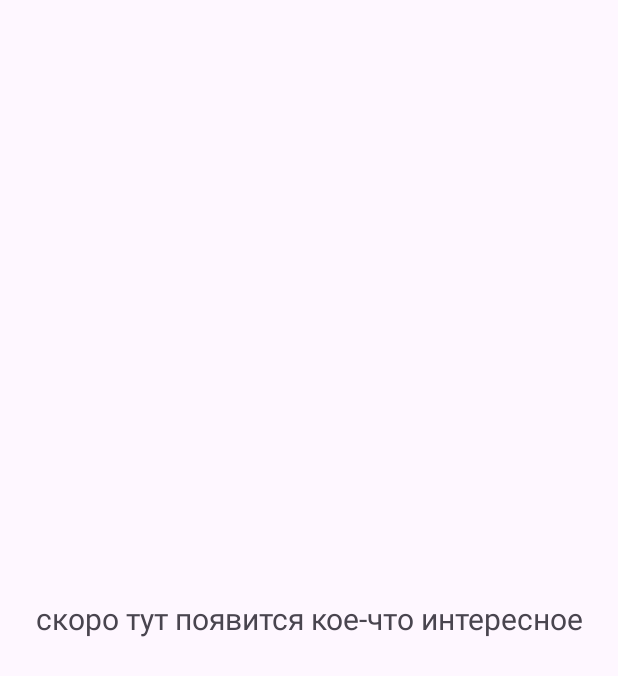
After one commit to sanai1/financial_application, an Android app: the FeedbackActivity screen opened directly, with no data from a screen before it, on a phone screen of 412 x 824 dp. The commit adds this screen. Shown: the top 676 px of the screen. Run offline under Robolectric (Android 15) with nearby library versions, the phone set to English and light mode, and no system bars.

Commit message:
add FeedbackActivity

```diff
--- a/app/build.gradle.kts
+++ b/app/build.gradle.kts
@@ -40,6 +40,7 @@ dependencies {
     implementation("androidx.appcompat:appcompat:1.6.1")
     implementation("com.google.android.material:material:1.9.0")
     implementation("androidx.constraintlayout:constraintlayout:2.1.4")
+    implementation("com.github.PhilJay:MPAndroidChart:v3.1.0")
     testImplementation("junit:junit:4.13.2")
     androidTestImplementation("androidx.test.ext:junit:1.1.5")
     androidTestImplementation("androidx.test.espresso:espresso-core:3.5.1")
--- a/app/src/main/AndroidManifest.xml
+++ b/app/src/main/AndroidManifest.xml
@@ -25,6 +25,7 @@
         <activity android:name="com.example.financial_application.HistoryActivity" />
         <activity android:name="com.example.financial_application.ReportActivity" />
         <activity android:name="com.example.financial_application.CategoryActivity" />
+        <activity android:name="com.example.financial_application.FeedbackActivity" />
     </application>
 
 </manifest>
--- /dev/null
+++ b/app/src/main/java/com/example/financial_application/FeedbackActivity.java
@@ -0,0 +1,20 @@
+package com.example.financial_application;
+
+import android.os.Bundle;
+
+import androidx.appcompat.app.AppCompatActivity;
+
+import com.example.financial_application.databinding.ActivityFeedbackBinding;
+
+public class FeedbackActivity extends AppCompatActivity {
+    private ActivityFeedbackBinding binding_activity_feedback;
+
+    @Override
+    public void onCreate(Bundle savedInstanceState) {
+        super.onCreate(savedInstanceState);
+
+        binding_activity_feedback = ActivityFeedbackBinding.inflate(getLayoutInflater());
+        setContentView(binding_activity_feedback.getRoot());
+
+    }
+}
--- a/app/src/main/java/com/example/financial_application/ReportActivity.java
+++ b/app/src/main/java/com/example/financial_application/ReportActivity.java
@@ -51,6 +51,11 @@ public class ReportActivity extends AppCompatActivity {
                     Toast.makeText(ReportActivity.this, "Категории", Toast.LENGTH_SHORT).show();
                     Intent intent = new Intent(ReportActivity.this, CategoryActivity.class);
                     startActivity(intent);
+                } else if (id == R.id.nav_feedback) {
+                    binding_activity_report.drawerLayoutId.close();
+                    Toast.makeText(ReportActivity.this, "Обратная связь", Toast.LENGTH_SHORT).show();
+                    Intent intent = new Intent(ReportActivity.this, FeedbackActivity.class);
+                    startActivity(intent);
                 }
                 return true;
             }
--- /dev/null
+++ b/app/src/main/res/layout/activity_feedback.xml
@@ -0,0 +1,18 @@
+<?xml version="1.0" encoding="utf-8"?>
+<androidx.constraintlayout.widget.ConstraintLayout xmlns:android="http://schemas.android.com/apk/res/android"
+    xmlns:app="http://schemas.android.com/apk/res-auto"
+    xmlns:tools="http://schemas.android.com/tools"
+    android:layout_width="match_parent"
+    android:layout_height="match_parent">
+
+    <TextView
+        android:id="@+id/textView2"
+        android:layout_width="wrap_content"
+        android:layout_height="wrap_content"
+        android:text="скоро тут появится кое-что интересное"
+        android:textSize="20dp"
+        app:layout_constraintBottom_toBottomOf="parent"
+        app:layout_constraintEnd_toEndOf="parent"
+        app:layout_constraintStart_toStartOf="parent"
+        app:layout_constraintTop_toTopOf="parent" />
+</androidx.constraintlayout.widget.ConstraintLayout>
--- a/app/src/main/res/menu/navigation_menu.xml
+++ b/app/src/main/res/menu/navigation_menu.xml
@@ -16,5 +16,8 @@
     <item
         android:id="@+id/nav_categories"
         android:title="КАТЕГОРИИ" />
+    <item
+        android:id="@+id/nav_feedback"
+        android:title="ОБРАТНАЯ СВЯЗЬ" />
 
 </menu>
--- a/settings.gradle.kts
+++ b/settings.gradle.kts
@@ -1,3 +1,5 @@
+import java.net.URI
+
 pluginManagement {
     repositories {
         google()
@@ -10,6 +12,7 @@ dependencyResolutionManagement {
     repositories {
         google()
         mavenCentral()
+        maven { url = URI("https://jitpack.io") }
     }
 }
 
```
Also changed, not shown: app/src/main/java/com/example/financial_application/DBHelper.java (+12 -0 lines).
